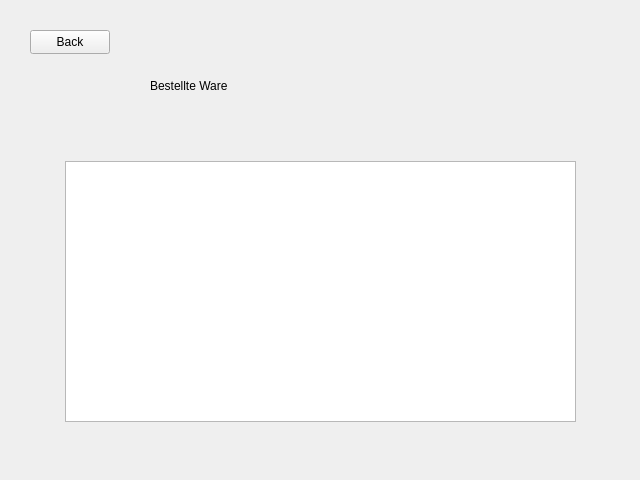
This is overviewbestellungen_liste.ui in luis-we/SchulaufgabePRO as Qt 5 draws it before an edit. The edited form follows.
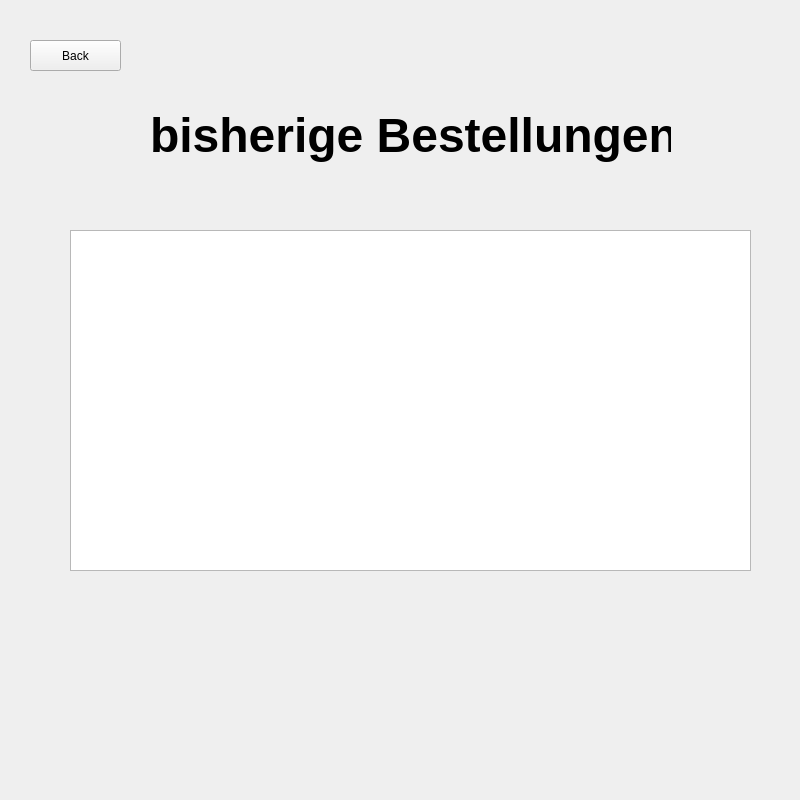
This is the edited form.

What changed in the file:
```diff
--- a/overviewbestellungen_liste.ui
+++ b/overviewbestellungen_liste.ui
@@ -6,47 +6,52 @@
    <rect>
     <x>0</x>
     <y>0</y>
-    <width>640</width>
-    <height>480</height>
+    <width>800</width>
+    <height>800</height>
    </rect>
   </property>
   <property name="windowTitle">
    <string>Form</string>
   </property>
-  <widget class="QTextBrowser" name="order_list">
-   <property name="geometry">
-    <rect>
-     <x>65</x>
-     <y>161</y>
-     <width>511</width>
-     <height>261</height>
-    </rect>
-   </property>
-  </widget>
-  <widget class="QPushButton" name="back">
-   <property name="geometry">
-    <rect>
-     <x>30</x>
-     <y>30</y>
-     <width>80</width>
-     <height>24</height>
-    </rect>
-   </property>
-   <property name="text">
-    <string>Back</string>
-   </property>
-  </widget>
   <widget class="QLabel" name="label">
    <property name="geometry">
     <rect>
      <x>150</x>
-     <y>40</y>
-     <width>351</width>
+     <y>90</y>
+     <width>521</width>
      <height>91</height>
     </rect>
    </property>
+   <property name="font">
+    <font>
+     <pointsize>36</pointsize>
+    </font>
+   </property>
    <property name="text">
-    <string>Bestellte Ware </string>
+    <string>&lt;html&gt;&lt;head/&gt;&lt;body&gt;&lt;p align=&quot;center&quot;&gt;&lt;span style=&quot; font-weight:700;&quot;&gt;bisherige Bestellungen&lt;/span&gt;&lt;/p&gt;&lt;/body&gt;&lt;/html&gt;</string>
+   </property>
+  </widget>
+  <widget class="QPushButton" name="back">
+   <property name="geometry">
+    <rect>
+     <x>30</x>
+     <y>40</y>
+     <width>91</width>
+     <height>31</height>
+    </rect>
+   </property>
+   <property name="text">
+    <string>Back</string>
+   </property>
+  </widget>
+  <widget class="QTableView" name="order_tableView">
+   <property name="geometry">
+    <rect>
+     <x>70</x>
+     <y>230</y>
+     <width>681</width>
+     <height>341</height>
+    </rect>
    </property>
   </widget>
  </widget>
```
